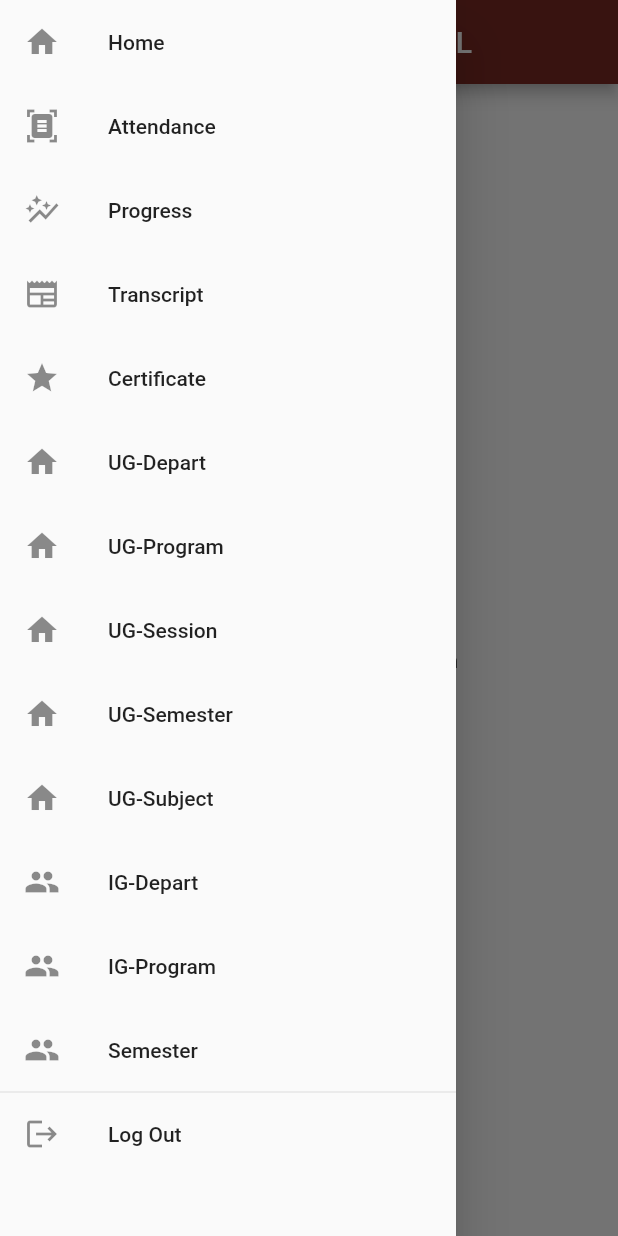
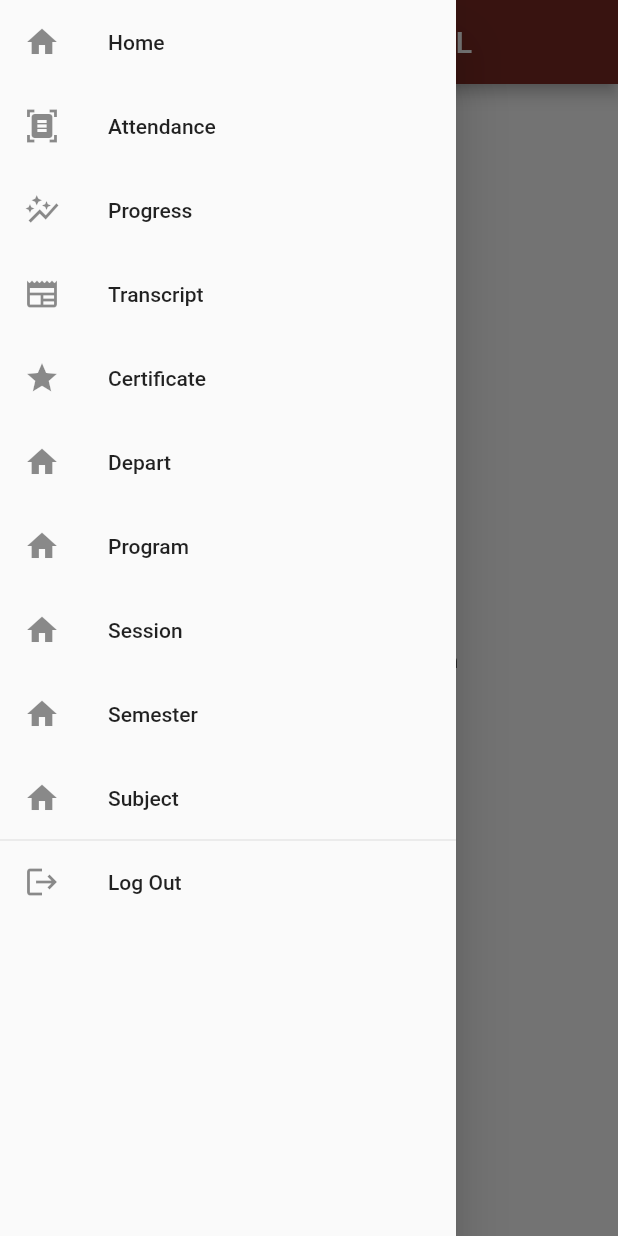
Before and after one commit to Talhach64/stud_board, a Flutter app: the Home screen opened directly, with the side drawer open, on a phone screen of 412 x 824 dp. Run offline on Flutter 3.47's test engine with Material 2 defaults, Android fonts, the phone set to English and light mode, and no system bars.

Commit message:
Optimize the code

```diff
--- /dev/null
+++ b/lib/constant/constant.dart
@@ -0,0 +1,4 @@
+
+import 'dart:ui';
+
+const primaryColor  = Color(0xFF7b2a23);
--- a/lib/main.dart
+++ b/lib/main.dart
@@ -7,7 +7,7 @@ import 'package:stud_board/screen/register_semester.dart';
 
 import 'package:stud_board/screen/register_session.dart';
 import 'package:stud_board/screen/register_subject.dart';
-import 'package:stud_board/widget/my_text_formfield.dart';
+import 'package:stud_board/widget/text_widget.dart';
 
 void main() {
   runApp( MaterialApp(
--- a/lib/screen/home.dart
+++ b/lib/screen/home.dart
@@ -5,6 +5,9 @@ import 'package:stud_board/screen/register_program.dart';
 import 'package:stud_board/screen/register_semester.dart';
 import 'package:stud_board/screen/register_session.dart';
 import 'package:stud_board/screen/register_subject.dart';
+import 'package:stud_board/widget/list_tile.dart';
+
+import '../constant/constant.dart';
 
 class Home extends StatefulWidget {
   const Home({Key? key}) : super(key: key);
@@ -17,95 +20,25 @@ class _HomeState extends State<Home> {
   @override
   Widget build(BuildContext context) {
     return SafeArea(
-      child: SafeArea(
-        child: Scaffold(
-          drawer: Drawer(
-            child: ListView(
-              children: [
-                ListTile(
-                  leading: Icon(Icons.home),
-                  title: Text('Home'),
-                ),
-                ListTile(
-                  leading: Icon(Icons.document_scanner),
-                  title: Text('Attendance'),
-                ),
-                ListTile(
-                  leading: Icon(Icons.auto_graph),
-                  title: Text('Progress'),
-                ),
-                ListTile(
-                  leading: Icon(Icons.newspaper),
-                  title: Text('Transcript'),
-                ),
-                ListTile(
-                  leading: Icon(Icons.star),
-                  title: Text('Certificate'),
-                ),
-
-                ListTile(
-                  onTap: () => Navigator.push(
-                      context,
-                      MaterialPageRoute(
-                          builder: (context) => RegisterDepartment())),
-                  leading: Icon(Icons.home),
-                  title: Text('UG-Depart'),
-                ),
-                ListTile(
-                  onTap: () => Navigator.push(context,
-                      MaterialPageRoute(builder: (context) => RegisterProgram())),
-                  leading: Icon(Icons.home),
-                  title: Text('UG-Program'),
-                ),
-                ListTile(
-                  onTap: () => Navigator.push(context,
-                      MaterialPageRoute(builder: (context) => RegisterSession())),
-                  leading: Icon(Icons.home),
-                  title: Text('UG-Session'),
-                ),
-                ListTile(
-                  onTap: () => Navigator.push(
-                      context,
-                      MaterialPageRoute(
-                          builder: (context) => RegisterSemester())),
-                  leading: Icon(Icons.home),
-                  title: Text('UG-Semester'),
-                ),
-                ListTile(
-                  onTap: () => Navigator.push(context,
-                      MaterialPageRoute(builder: (context) => RegisterSubject())),
-                  leading: Icon(Icons.home),
-                  title: Text('UG-Subject'),
-                ),
-                ListTile(
-                  leading: Icon(Icons.group),
-                  title: Text('IG-Depart'),
-                ),
-                ListTile(
-                  leading: Icon(Icons.group),
-                  title: Text('IG-Program'),
-                ),
-                ListTile(
-                  leading: Icon(Icons.group),
-                  title: Text('Semester'),
-                ),
-                Divider(height: 0),
-                ListTile(onTap: () => Navigator.push(context,
-                    MaterialPageRoute(builder: (context) => Login())),
-                  leading: Icon(Icons.logout),
-                  title: Text('Log Out'),
-                ),
-              ],
-            ),
-          ),
-          appBar: AppBar(
-            title: Text('NFC IET STUDENT PORTAL'),
-            backgroundColor: Color(0xFF7b2a23),
-          ),
-          body: Center(
-            child: Text('Will use Package to show Graph'),
-          ),
-        ),
+      child: Scaffold(
+        drawer: Drawer(
+          child: ListView(
+            children: [
+              const MyListTile(label: Text('Home'), Icon: Icon(Icons.home)),
+              const MyListTile(label: Text('Attendance'), Icon: Icon(Icons.document_scanner)),
+              const MyListTile(label: Text('Progress'), Icon: Icon(Icons.auto_graph)),
+              const MyListTile(label: Text('Transcript'), Icon: Icon(Icons.newspaper)),
+              const MyListTile(label: Text('Certificate'), Icon: Icon(Icons.star)),
+              MyListTile(label: const Text('Depart'), Icon: const Icon(Icons.home),onTap:() => Navigator.push(context, MaterialPageRoute(builder: (context) => const RegisterDepartment()))),
+              MyListTile(label: const Text('Program'), Icon: const Icon(Icons.home),onTap:() => Navigator.push(context, MaterialPageRoute(builder: (context) => const RegisterProgram()))),
+              MyListTile(label: const Text('Session'), Icon: const Icon(Icons.home),onTap:() => Navigator.push(context, MaterialPageRoute(builder: (context) => const RegisterSession()))),
+              MyListTile(label: const Text('Semester'), Icon: const Icon(Icons.home),onTap:() => Navigator.push(context, MaterialPageRoute(builder: (context) => const RegisterSemester()))),
+              MyListTile(label: const Text('Subject'), Icon: const Icon(Icons.home),onTap:() => Navigator.push(context, MaterialPageRoute(builder: (context) => const RegisterSubject()))),
+              const Divider(height: 0),
+              MyListTile(label: const Text('Log Out'), Icon: const Icon(Icons.logout),onTap:() => Navigator.push(context, MaterialPageRoute(builder: (context) => Login())))
+            ],),),
+        appBar: AppBar(title: const Text('NFC IET STUDENT PORTAL'), backgroundColor: primaryColor,),
+        body: const Center(child: Text('Will use Package to show Graph')),
       ),
     );
   }
--- /dev/null
+++ b/lib/widget/list_tile.dart
@@ -0,0 +1,18 @@
+import 'package:flutter/material.dart';
+
+class MyListTile extends StatelessWidget {
+  final Widget Icon;
+  final Text label;
+  final  onTap;
+
+   const MyListTile({Key? key,required this.label,required this.Icon,this.onTap}) : super(key: key);
+
+  @override
+  Widget build(BuildContext context) {
+    return ListTile(
+      onTap: onTap,
+      leading: Icon,
+      title: label,
+    );
+  }
+}
```
Also changed, not shown: lib/screen/login.dart (+5 -2 lines), lib/screen/register.dart (+4 -3 lines), lib/screen/register_department.dart (+5 -3 lines), lib/screen/register_program.dart (+7 -5 lines), lib/screen/register_semester.dart (+9 -8 lines), lib/screen/register_session.dart (+7 -6 lines), lib/screen/register_subject.dart (+9 -8 lines), lib/widget/my_text_formfield.dart (deleted, +0 -28 lines), lib/widget/pass_widget.dart (+22 -18 lines), lib/widget/text_widget.dart (added, +37 -0 lines).
